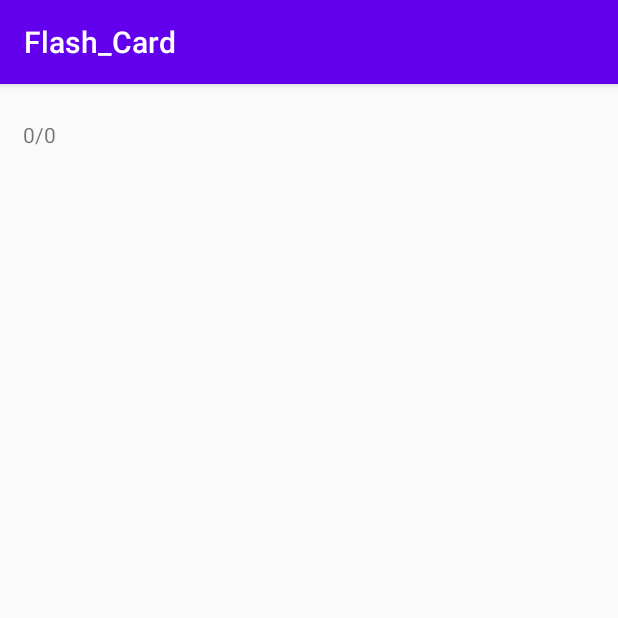
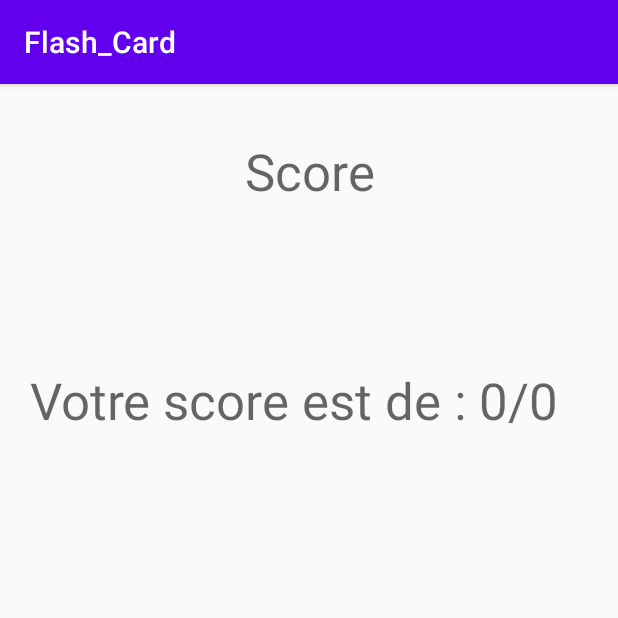
Before and after one commit to J4ckyLIM/Flash_Card, an Android app: the ResultActivity screen opened directly, with no data from a screen before it, on a phone screen of 412 x 824 dp, the top half of it. Run offline under Robolectric (Android 15) with nearby library versions, the phone set to English and light mode, and no system bars.

Commit message:
Feat: result view

```diff
--- a/app/src/main/java/com/example/flash_card/ResultActivity.java
+++ b/app/src/main/java/com/example/flash_card/ResultActivity.java
@@ -1,22 +1,17 @@
 package com.example.flash_card;
-
 import androidx.appcompat.app.AppCompatActivity;
-
 import android.content.Intent;
 import android.os.Bundle;
 import android.widget.TextView;
-
 public class ResultActivity extends AppCompatActivity {
-
     @Override
     protected void onCreate(Bundle savedInstanceState) {
         super.onCreate(savedInstanceState);
         setContentView(R.layout.activity_result);
-
         final Intent intent = getIntent();
         int text = intent.getIntExtra("aString", 0);
         int result = intent.getIntExtra("aResult" , 0);
         TextView resultat = findViewById(R.id.ResultTextView);
-        resultat.setText(result + "/" + text);
+        resultat.setText(" Votre score est de : " +result + "/" + text + "");
     }
 }
--- a/app/src/main/res/layout/activity_result.xml
+++ b/app/src/main/res/layout/activity_result.xml
@@ -5,13 +5,25 @@
     android:layout_width="match_parent"
     android:layout_height="match_parent"
     tools:context=".ResultActivity">
-
     <TextView
         android:id="@+id/ResultTextView"
-        android:layout_width="381dp"
-        android:layout_height="44dp"
-        android:layout_marginTop="24dp"
+        android:layout_width="387dp"
+        android:layout_height="92dp"
+        android:layout_marginTop="188dp"
         android:text="TextView"
+        android:textAppearance="@style/TextAppearance.AppCompat.Display1"
+        app:layout_constraintEnd_toEndOf="parent"
+        app:layout_constraintHorizontal_bias="0.466"
+        app:layout_constraintStart_toStartOf="parent"
+        app:layout_constraintTop_toTopOf="parent" />
+    <TextView
+        android:id="@+id/textView2"
+        android:layout_width="209dp"
+        android:layout_height="52dp"
+        android:layout_marginTop="32dp"
+        android:gravity="center"
+        android:text="Score"
+        android:textAppearance="@style/TextAppearance.AppCompat.Display1"
         app:layout_constraintEnd_toEndOf="parent"
         app:layout_constraintStart_toStartOf="parent"
         app:layout_constraintTop_toTopOf="parent" />
```
